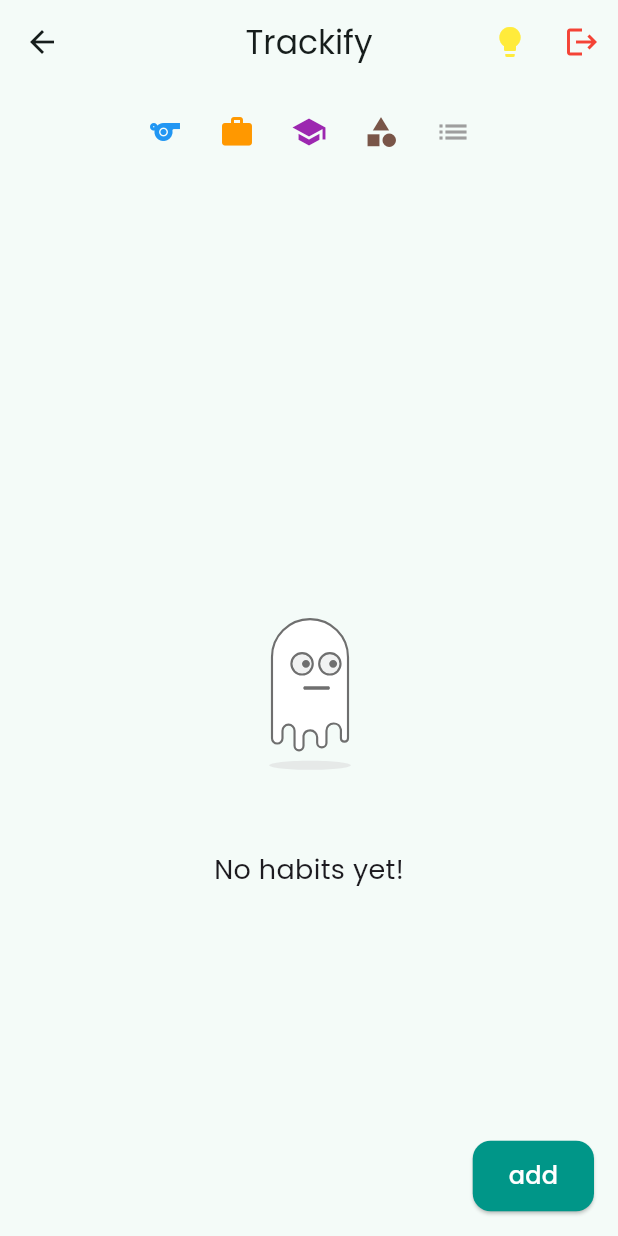
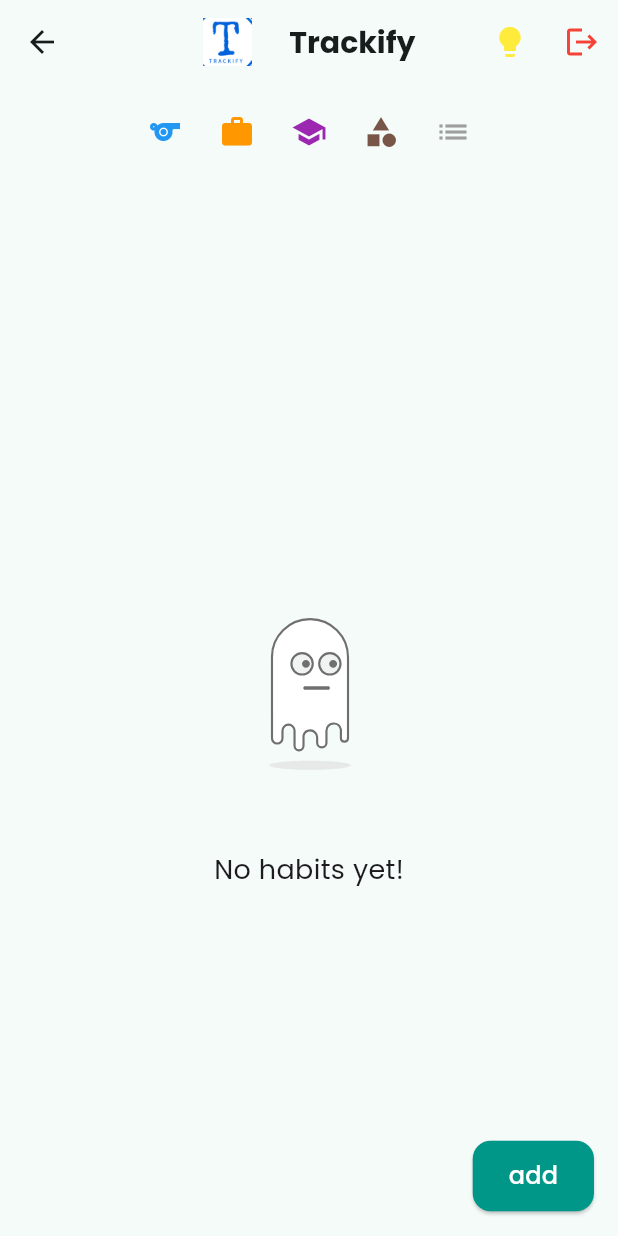
Before and after one commit to rafeh-20/trackify, a Flutter app: the HomePage screen opened directly, on a phone screen of 412 x 824 dp. Run offline on Flutter 3.47's test engine with Material 3 defaults, Android fonts, the phone set to English and light mode, and no system bars; our stand-ins replace cloud_firestore, firebase_auth, firebase_core, fluttertoast, google_fonts, lottie and 2 more; accounts and stored records are empty.

Commit message:
final changes

```diff
--- a/lib/pages/habit_detail_page.dart
+++ b/lib/pages/habit_detail_page.dart
@@ -6,7 +6,8 @@
   final Habit habit;
   final void Function(dynamic) onHabitUpdated;
 
-  const HabitDetailPage({super.key, required this.habit, required this.onHabitUpdated});
+  const HabitDetailPage(
+      {super.key, required this.habit, required this.onHabitUpdated});
 
   @override
   Widget build(BuildContext context) {
--- a/lib/pages/home_page.dart
+++ b/lib/pages/home_page.dart
@@ -30,7 +30,24 @@
 
     return Scaffold(
       appBar: AppBar(
-        title: const Text('Trackify'),
+        title: Row(
+          mainAxisAlignment: MainAxisAlignment.center,
+          mainAxisSize: MainAxisSize.min,
+          children: [
+            Image.asset(
+              'assets/animations/Trackify.png',
+              height: 32,
+            ),
+            const SizedBox(width: 25),
+            const Text(
+              'Trackify',
+              style: TextStyle(
+                fontSize: 20,
+                fontWeight: FontWeight.bold,
+              ),
+            ),
+          ],
+        ),
         centerTitle: true,
         actions: [
           IconButton(
--- a/pubspec.yaml
+++ b/pubspec.yaml
@@ -72,6 +72,7 @@
   # To add assets to your application, add an assets section, like this:
   assets:
     - assets/animations/empty.json
+    - assets/animations/Trackify.png
   #   - images/a_dot_ham.jpeg
 
   # An image asset can refer to one or more resolution-specific "variants", see
```
Also changed, not shown: lib/pages/add_habit_page.dart (+6 -2 lines), assets/animations/Trackify.png (added), lib/pages/motivation_page.dart (line endings or trailing spaces), lib/services/database_helper.dart (line endings or trailing spaces), 3 other files.
